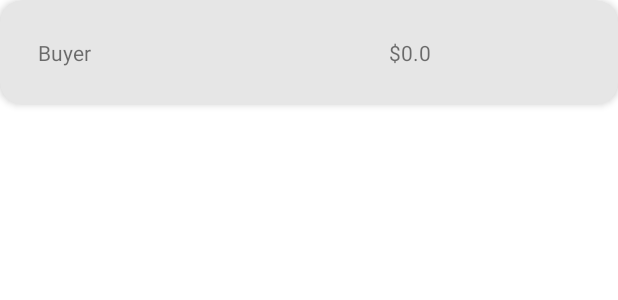
After one commit to uss17127/ShoppingListApp, an Android app: the layout purchase_list.xml on its own in the app's theme, with its tools: preview values and no code run, on a phone screen of 412 x 824 dp. The commit adds this screen. Shown: the top 300 px of the screen. Run offline under Robolectric (Android 15) with nearby library versions, the phone set to English and light mode, and no system bars.

Commit message:
created some xml

```diff
--- /dev/null
+++ b/app/src/main/res/layout/purchase_list.xml
@@ -0,0 +1,57 @@
+<?xml version="1.0" encoding="utf-8"?>
+<LinearLayout xmlns:android="http://schemas.android.com/apk/res/android"
+    xmlns:app="http://schemas.android.com/apk/res-auto"
+    xmlns:tools="http://schemas.android.com/tools"
+    android:id="@+id/totalCost"
+    android:layout_width="match_parent"
+    android:layout_height="wrap_content"
+    android:orientation="vertical">
+
+    <androidx.cardview.widget.CardView
+        android:id="@+id/card_view"
+        android:layout_width="match_parent"
+        android:layout_height="wrap_content"
+        android:layout_gravity="center"
+        android:layout_marginBottom="10dp"
+        android:layout_weight="1"
+        app:cardBackgroundColor="#e6e6e6"
+        app:cardCornerRadius="15dp"
+        app:cardElevation="3dp"
+        app:cardMaxElevation="3dp"
+        app:contentPadding="25dp">
+
+        <LinearLayout
+            android:layout_width="match_parent"
+            android:layout_height="match_parent"
+            android:orientation="horizontal">
+
+            <TextView
+                android:id="@+id/nameOfItem"
+                android:layout_width="wrap_content"
+                android:layout_height="wrap_content"
+                android:layout_weight="1"
+                android:text="Buyer" />
+
+            <androidx.recyclerview.widget.RecyclerView
+                android:layout_width="wrap_content"
+                android:layout_height="wrap_content"
+                android:layout_weight="1" />
+
+            <TextView
+                android:layout_width="wrap_content"
+                android:layout_height="wrap_content"
+                android:text="TextView"
+                tools:text="$" />
+
+            <TextView
+                android:id="@+id/textView10"
+                android:layout_width="wrap_content"
+                android:layout_height="wrap_content"
+                android:layout_weight="1"
+                android:text="TextView"
+                tools:text="0.0" />
+        </LinearLayout>
+
+    </androidx.cardview.widget.CardView>
+
+</LinearLayout>
```
Also changed, not shown: app/src/main/java/edu/uga/cs/shoppinglistapp/ReviewPurchasedItemsActivity.java (+27 -114 lines), app/src/main/res/layout/purchase_item.xml (added, +37 -0 lines).
